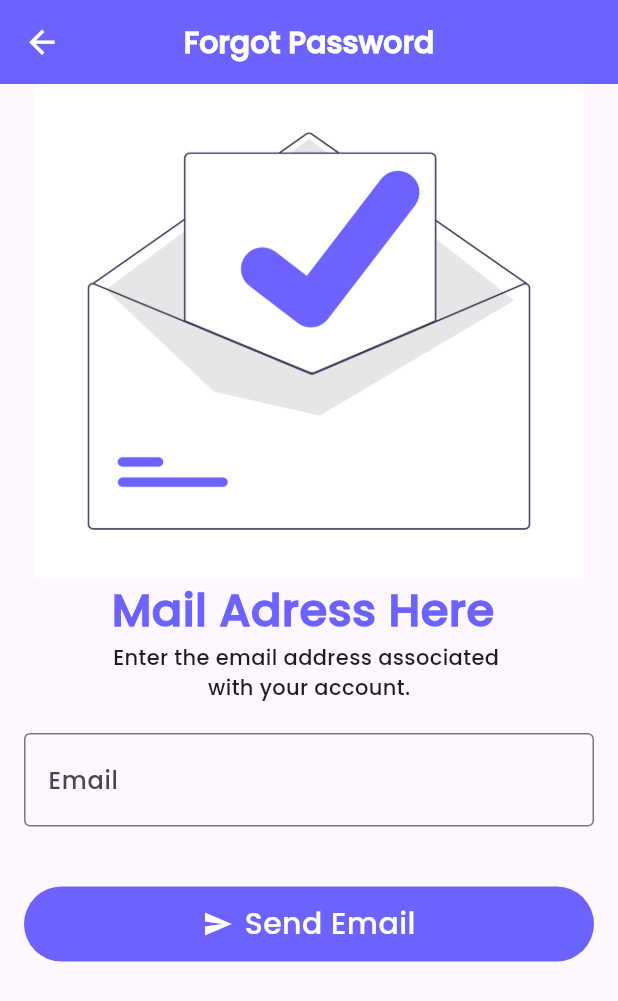
After one commit to Aftab-Developer/Flutter-Eproject, a Flutter app: the screen it shows after launch, after a tap on "forgot password", on a phone screen of 412 x 824 dp. The commit adds this screen. Shown: the top 1001 px of the screen. Run offline on Flutter 3.47's test engine with Material 3 defaults, Android fonts, the light colour scheme and no system bars; our stand-ins replace device_preview; network calls fail; key blocks and very long unbroken strings in the code were emptied for the run.

Commit message:
forgot screen added

```diff
--- /dev/null
+++ b/app/lib/screens/ForgotPassword.dart
@@ -0,0 +1,118 @@
+import 'package:flutter/material.dart';
+
+class ForgotPassword extends StatefulWidget {
+  const ForgotPassword({Key? key}) : super(key: key);
+
+  @override
+  State<ForgotPassword> createState() => _ForgotPasswordState();
+}
+
+class _ForgotPasswordState extends State<ForgotPassword> {
+  @override
+  Widget build(BuildContext context) {
+    return Scaffold(
+      appBar: AppBar(
+        iconTheme: const IconThemeData(
+          color: Color.fromRGBO(255, 255, 255, 1),
+          size: 25.0
+        ),
+        backgroundColor: Color.fromARGB(255, 108, 99, 255),
+        title: const Text('Forgot Password',
+        style: TextStyle(
+          fontSize: 20.0 ,
+          fontWeight: FontWeight.bold,
+          color: Colors.white,
+        ) ,
+
+        ),
+        centerTitle: true,
+      ),
+      body: SingleChildScrollView(
+        padding: const EdgeInsets.all(0.0),
+        child: Column(
+          children: <Widget>[
+             Container(
+              width: MediaQuery.of(context).size.width  ,
+              height: MediaQuery.of(context).size.height / 2.5,
+
+              child:Image.asset("assets/images/email.png",
+                fit: BoxFit.contain,
+              ),
+                           ),
+            const Text(
+              'Mail Adress Here ',
+              style: TextStyle(fontSize: 30, fontWeight: FontWeight.bold,color: Color.fromARGB(255, 108, 99, 255)),
+            ),
+            const Text(
+              'Enter the email address associated ',
+
+            ),
+            const Text(
+              'with your account.',
+              ),
+
+            const SizedBox(height: 20),
+            Padding(
+              padding: const EdgeInsets.only(left: 16.0,right: 16.0),
+              child: Container(
+                width: MediaQuery.of(context).size.width ,
+                child: TextFormField(
+                  cursorColor: const Color.fromARGB(255, 108, 99, 255),
+                  decoration: InputDecoration(
+                    prefix: Padding(
+                      padding: const EdgeInsets.only( right: 13.0),
+                      child: const Icon(Icons.email_outlined),
+                    ),
+                    prefixIconColor: Color.fromARGB(255, 108, 99, 255),
+                    focusedBorder: OutlineInputBorder(
+                      borderSide: const BorderSide(
+                        color: Color.fromARGB(255, 108, 99, 255),
+                        width: 1.0,
+                      ),
+
+                    ),
+                    border: OutlineInputBorder(),
+                    labelText: 'Email',
+                  ),
+                ),
+              ),
+            ),
+            const SizedBox(height: 40),
+            Padding(
+              padding: const EdgeInsets.only(left: 16.0,right: 16.0),
+              child: Container(
+                width: MediaQuery.of(context).size.width  ,
+                height: 50,
+                decoration: BoxDecoration(
+                  color: const Color.fromARGB(255, 108, 99, 255),
+                  borderRadius: BorderRadius.circular(30.0),
+                ),
+                child: Row(
+                  mainAxisAlignment: MainAxisAlignment.center,
+                  crossAxisAlignment: CrossAxisAlignment.center,
+                  children: [
+                    Padding(
+                      padding: const EdgeInsets.only(right: 8.0),
+                      child: Icon(
+                        Icons.send ,
+                        color: Colors.white,
+                        size: 20.0,
+                      ),
+                    ) ,
+                    Text("Send Email",
+                      style: const TextStyle(
+                        color: Colors.white,
+                        fontSize: 20.0,
+                      ),
+                      textAlign: TextAlign.center,
+                    ),
+                  ],
+                ),
+              ),
+            ),
+          ],
+        ),
+      ),
+    );
+  }
+}
--- a/app/lib/screens/LoginScreen.dart
+++ b/app/lib/screens/LoginScreen.dart
@@ -1,3 +1,4 @@
+import "package:app/screens/ForgotPassword.dart";
 import "package:app/screens/SignUp.dart";
 import "package:flutter/material.dart" ;
 
@@ -85,14 +86,14 @@ class _LoginState extends State<Login> {
           onTap: () =>
             Navigator.push(
               context ,
-              MaterialPageRoute(builder: (context) => SignUp())
+              MaterialPageRoute(builder: (context) => ForgotPassword())
             )
            ,
            hoverColor: Colors.transparent,
            highlightColor: Colors.transparent ,
            focusColor: Colors.transparent,
            splashColor: Colors.transparent,
-          child: Text("don't have an account",style: TextStyle(decoration: TextDecoration.underline  , backgroundColor: Colors.transparent),)),
+          child: Text("forgot password",style: TextStyle(decoration: TextDecoration.underline  , backgroundColor: Colors.transparent),)),
       )
      ],
     ) ,
@@ -145,7 +146,23 @@ class _LoginState extends State<Login> {
                  )),
                 ),
               ),
-                          )
+                          ) ,
+                        Padding(
+                          padding: const EdgeInsets.only(top:18.0),
+                          child: InkWell(
+                            onTap: () =>
+                              Navigator.push(
+                                context ,
+                                MaterialPageRoute(builder: (context) => SignUp())
+                              )
+                             ,
+                             hoverColor: Colors.transparent,
+                             highlightColor: Colors.transparent ,
+                             focusColor: Colors.transparent,
+                             splashColor: Colors.transparent,
+                            child: Text("Don't have an account?",style: TextStyle(fontSize: 16.0),)),
+                        ),
+
          ],
          ),
        ),
--- a/app/lib/screens/SplachScreen.dart
+++ b/app/lib/screens/SplachScreen.dart
@@ -29,21 +29,16 @@ class _SplachScreenState extends State<SplachScreen> {
         children: [
           Container(
 
-            width: 300,
-            height: 300,
+            width: 250,
+            height: 250,
             child:  ClipRRect(
               borderRadius: BorderRadius.circular(100),
-              child:  Image.asset("assets/images/final_logo.png" ,
+              child:  Image.asset("assets/images/logo.png" ,
               fit: BoxFit.contain,
               ),
             ),
           ) ,
-          // Container(
-          //   margin: EdgeInsets.only(left: 40.0),
-          //   child: Text("Shop the Best",style: TextStyle(fontSize: 40,fontWeight: FontWeight.bold),)) ,
-            //  Container(
-            // margin: EdgeInsets.only(left: 0.0),
-            // child: Text("Laptops",style: TextStyle(fontSize: 40,fontWeight: FontWeight.bold),))
+
         ],
        ),
 
```
Also changed, not shown: app/assets/images/email.png (added), app/assets/images/logo.png, 2 other files.
